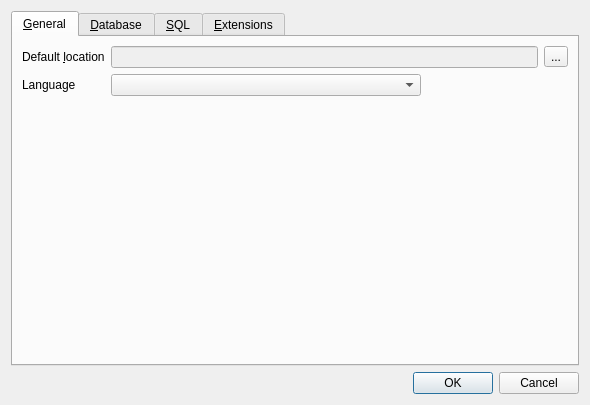
This is src/PreferencesDialog.ui in sqlitebrowser/sqlitebrowser as Qt 5 draws it before an edit. The edited form follows.
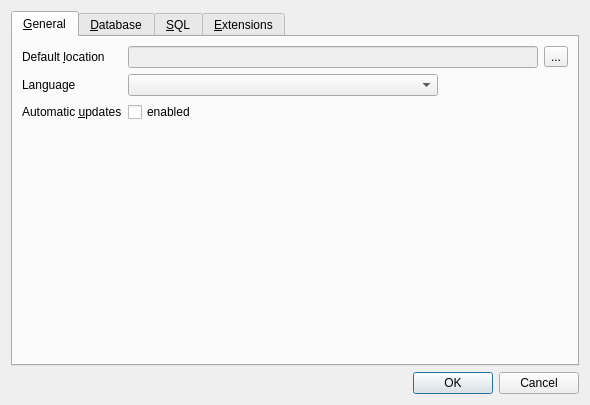
This is the edited form. Icons and pictures are not drawn.

Commit message:
update: Add option to settings dialog to fully disable update checks
Add a new checkbox to the Preferences Dialog which allows the user to
fully disable automatic check for new versions instead of just ignoring
the last shown update message. This also prevents DB4S from performing
any HTTP requests.

See issues #173 and #208.

Patch:
```diff
--- a/src/PreferencesDialog.ui
+++ b/src/PreferencesDialog.ui
@@ -96,6 +96,23 @@
          </property>
         </widget>
        </item>
+       <item row="3" column="0">
+        <widget class="QLabel" name="labelUpdates">
+         <property name="text">
+          <string>Automatic &amp;updates</string>
+         </property>
+         <property name="buddy">
+          <cstring>checkUpdates</cstring>
+         </property>
+        </widget>
+       </item>
+       <item row="3" column="1">
+        <widget class="QCheckBox" name="checkUpdates">
+         <property name="text">
+          <string>enabled</string>
+         </property>
+        </widget>
+       </item>
       </layout>
      </widget>
      <widget class="QWidget" name="tab">
```
Left out of the diff: 18 changed lines with no effect on the pictures. The commit also changes 2 other files.
